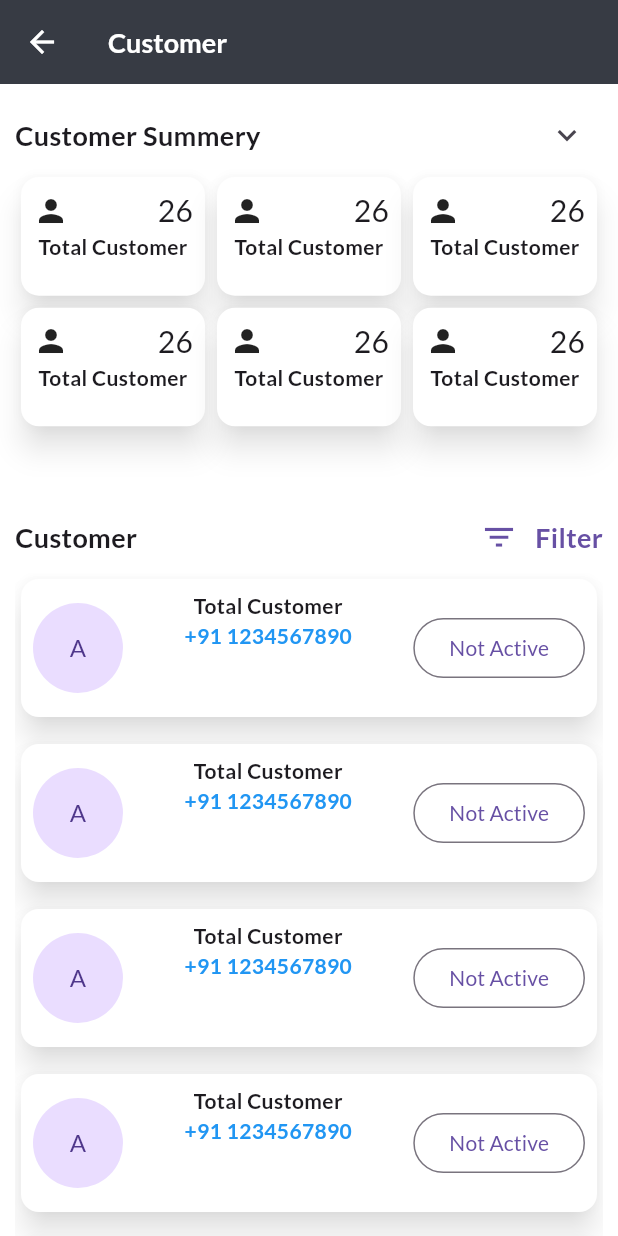
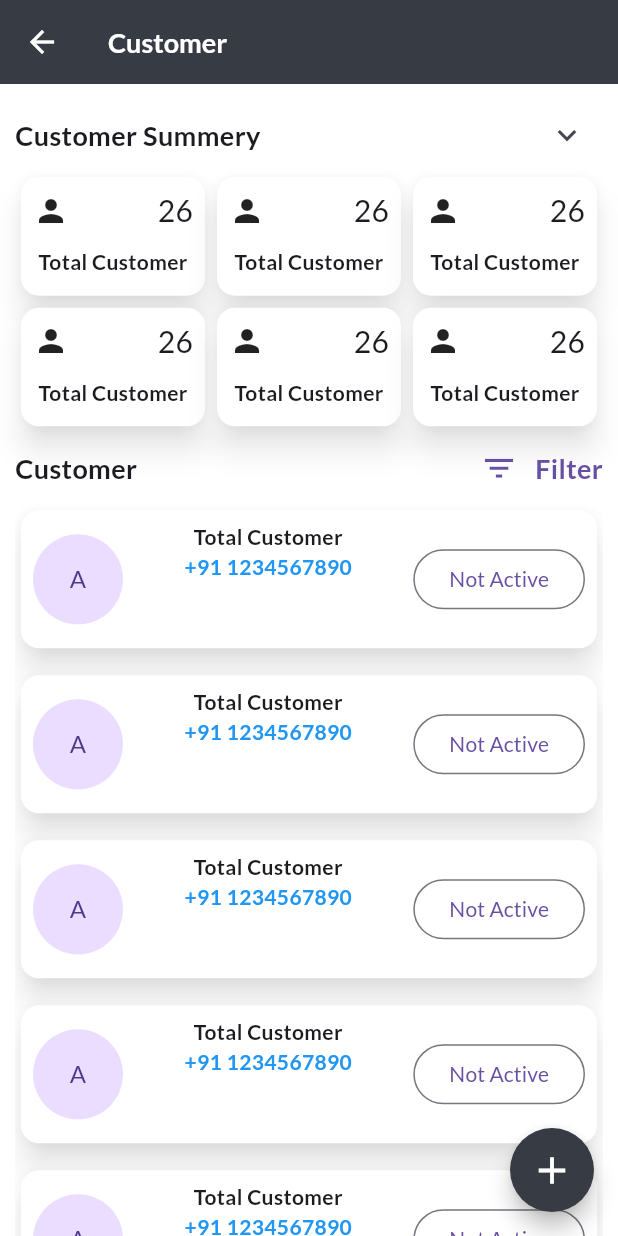
Before and after one commit to businessvivek3600/CRM, a Flutter app: the CustomerScreen screen opened directly, on a phone screen of 412 x 824 dp. Run offline on Flutter 3.47's test engine with Material 3 defaults, Android fonts, the phone set to English and light mode, and no system bars; our stand-ins replace google_fonts, nb_utils; missing offline and left inert: country_state_picker; network calls fail.

Commit message:
Changes on customer

```diff
--- a/lib/constants/app_constants.dart
+++ b/lib/constants/app_constants.dart
@@ -25,6 +25,6 @@ class AppConst {
 
   static String testerEmail = 'demo@gmail.com';
 
-  static Color defaultPrimaryColor = const Color(0xFF939eb4);
+  static Color defaultPrimaryColor = const Color(0xFFa1adc7);
 
 }
--- a/lib/features/auth/dashboard/components/drawer_fragment/customer_Screen.dart
+++ b/lib/features/auth/dashboard/components/drawer_fragment/customer_Screen.dart
@@ -1,3 +1,5 @@
+import 'package:crm/features/auth/dashboard/components/drawer_fragment/component/add_customer.dart';
+import 'package:crm/utils/colors.dart';
 import 'package:flutter/material.dart';
 
 class CustomerScreen extends StatefulWidget {
@@ -45,15 +47,15 @@ class _CustomerScreenState extends State<CustomerScreen> {
                   )
                 ],
               ),
-              SizedBox(
-                height: 220,
-                child: GridView.builder(
+              GridView.builder(
+                shrinkWrap: true,
+                  physics: NeverScrollableScrollPhysics(),
                 itemCount: 6,
                 gridDelegate: const SliverGridDelegateWithFixedCrossAxisCount(
                     crossAxisCount: 3, childAspectRatio: 3 / 2),
-                  itemBuilder: (context, index) => SizedBox(
+                itemBuilder: (context, index) => const SizedBox(
                   height: 220,
-                    child: const Card(
+                  child: Card(
                     elevation: 8,
                     shadowColor: Colors.black54,
                     color: Colors.white,
@@ -71,6 +73,7 @@ class _CustomerScreenState extends State<CustomerScreen> {
                               )
                             ],
                           ),
+                          SizedBox(height: 10,),
                           Expanded(
                             child: Text(
                               'Total Customer',
@@ -81,7 +84,6 @@ class _CustomerScreenState extends State<CustomerScreen> {
                             ),
                           )
                         ],
-                        ),
                       ),
                     ),
                   ),
@@ -131,16 +133,16 @@ class _CustomerScreenState extends State<CustomerScreen> {
                           shadowColor: Colors.black54,
                           color: Colors.white,
                           child: Padding(
-                            padding: EdgeInsets.all(8.0),
+                            padding: const EdgeInsets.all(8.0),
                             child: Row(
                               mainAxisAlignment: MainAxisAlignment.center,
                               crossAxisAlignment: CrossAxisAlignment.center,
                               children: [
-                                CircleAvatar(
+                                const CircleAvatar(
                                   radius: 30,
                                   child: Text('A'),
                                 ),
-                                Expanded(
+                                const Expanded(
                                   child: Column(
                                     children: [
                                       Text(
@@ -163,14 +165,14 @@ class _CustomerScreenState extends State<CustomerScreen> {
                                 ),
                                 OutlinedButton(onPressed: () {
 
-                                }, child: Text("Not Active"))
+                                }, child: const Text("Not Active"))
                               ],
                             ),
                           ),
                         ),
                       );
                     },
-                    separatorBuilder: (context, index) => SizedBox(
+                    separatorBuilder: (context, index) => const SizedBox(
                           height: 10,
                         ),
                     itemCount: 10),
@@ -179,6 +181,18 @@ class _CustomerScreenState extends State<CustomerScreen> {
           ),
         ),
       ),
+      floatingActionButton: FloatingActionButton(
+        shape: CircleBorder(),
+        backgroundColor: secondaryPrimaryColor,
+        onPressed: () {
+          Navigator.push(context, MaterialPageRoute(builder: (context) => AddCustomer(),));
+        },
+        child: Padding(
+          padding: const EdgeInsets.all(8.0),
+          child: const Icon(Icons.add,color: Colors.white,size: 30,),
+        ),
+        tooltip: 'Add Customer',
+      ),
     );
   }
 }
--- a/pubspec.yaml
+++ b/pubspec.yaml
@@ -37,6 +37,7 @@ dependencies:
   cupertino_icons: ^1.0.8
   google_fonts: ^6.2.1
   nb_utils: ^7.0.7
+  country_state_picker: ^0.0.5
 
 dev_dependencies:
   flutter_test:
```
Also changed, not shown: lib/features/auth/dashboard/components/drawer_fragment/component/add_customer.dart (added, +293 -0 lines), pubspec.lock. Lines whose indentation alone changed are shown as unchanged.
